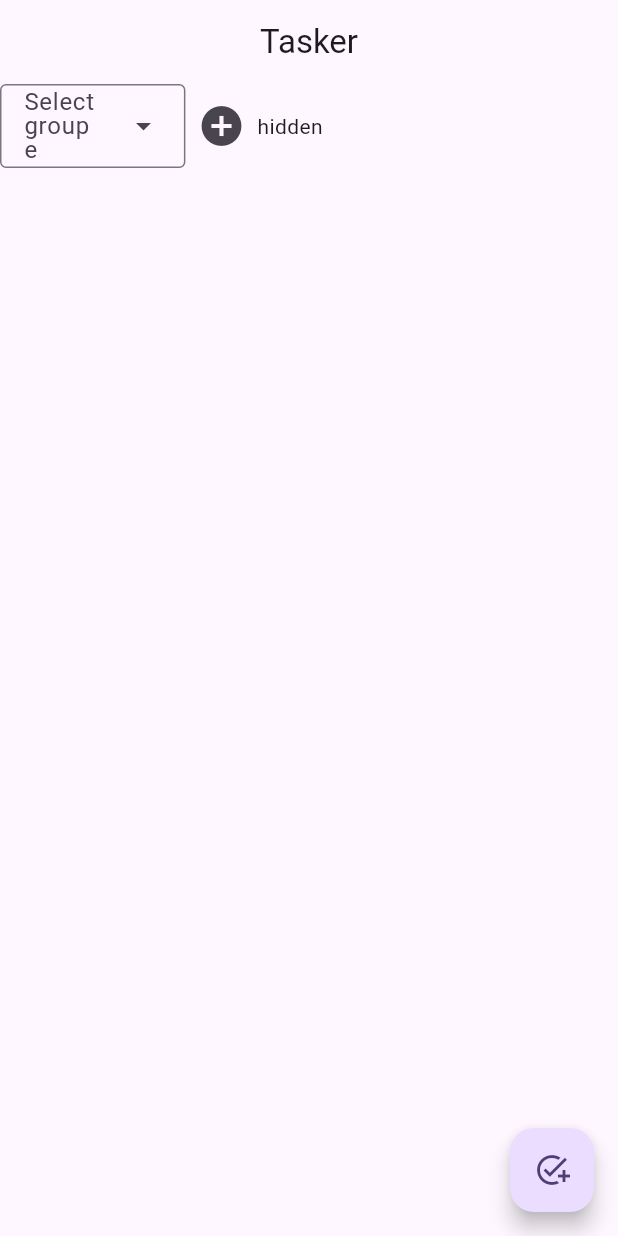
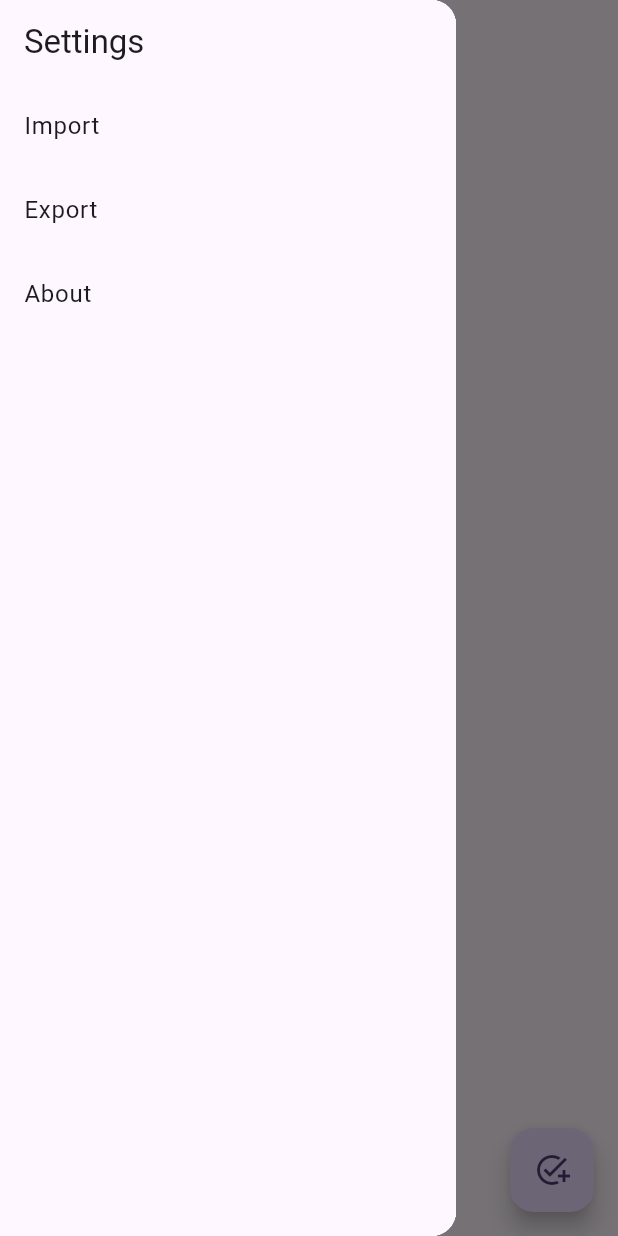
Before and after one commit to judemont/tasker, a Flutter app: the screen it shows after launch, with the side drawer open (before the commit the screen has no drawer), on a phone screen of 412 x 824 dp. Run offline on Flutter 3.47's test engine with Material 3 defaults, Android fonts, the phone set to English and light mode, and no system bars; our stand-ins replace sqflite, sqflite_common_ffi; missing offline and left inert: dart:ffi; accounts and stored records are empty.

Commit message:
added settings

```diff
--- a/lib/main.dart
+++ b/lib/main.dart
@@ -1,6 +1,8 @@
 import 'package:flutter/material.dart';
-import 'package:tasker/screens/home.dart';
+import 'package:flutter/widgets.dart';
+import 'package:tasker/widget/home.dart';
 import 'package:sqflite_common_ffi/sqflite_ffi.dart';
+import 'package:tasker/widget/settings.dart';
 
 Future<void> main() async {
   sqfliteFfiInit();
@@ -21,8 +23,15 @@ class MyApp extends StatelessWidget {
         colorScheme: ColorScheme.fromSeed(seedColor: Colors.deepPurple),
         useMaterial3: true,
       ),
-      home: const Scaffold(
+      home: Scaffold(
+      appBar: AppBar(
+        title: const Text("Tasker"),
+        centerTitle: true,
+      ),
         body: HomePage(),
+        drawer: const Drawer(
+          child: Settings()
+        ),
       ),
     );
   }
--- a/lib/screens/home.dart
+++ b/lib/widget/home.dart
@@ -1,10 +1,10 @@
 import 'package:flutter/material.dart';
-import 'package:tasker/components/buttonNew.dart';
+import 'package:tasker/widget/buttonNew.dart';
 import 'package:tasker/models/group.dart';
 
 import 'package:tasker/models/todo.dart';
-import 'package:tasker/screens/groupWidget.dart';
-import 'package:tasker/screens/tasksWidget.dart';
+import 'package:tasker/widget/groupWidget.dart';
+import 'package:tasker/widget/tasksWidget.dart';
 import 'package:tasker/services/database.dart';
 
 class HomePage extends StatefulWidget {
@@ -27,11 +27,6 @@ class _HomePageState extends State<HomePage> {
   @override
   Widget build(BuildContext context) {
     return Scaffold(
-      appBar: AppBar(
-        title: const Text("Tasker"),
-        centerTitle: true,
-      ),
-
       body: SingleChildScrollView(
           child: Column(
           children: [
--- /dev/null
+++ b/lib/widget/settings.dart
@@ -0,0 +1,88 @@
+import 'package:flutter/material.dart';
+
+class Settings extends StatefulWidget {
+  const Settings({Key? key});
+
+  @override
+  State<Settings> createState() => _SettingsState();
+}
+
+class _SettingsState extends State<Settings> {
+  int _displayedTabIndex = 0;
+
+  void setDisplayedTab(int index) {
+    setState(() {
+      if (_displayedTabIndex == index) {
+        _displayedTabIndex = 0;
+      } else {
+        _displayedTabIndex = index;
+      }
+    });
+  }
+
+  @override
+  Widget build(BuildContext context) {
+    return Scaffold(
+      appBar: AppBar(
+        title: const Text('Settings'),
+      ),
+      body: SingleChildScrollView(
+        child: Column(
+          children: [
+            ListTile(
+              selected: _displayedTabIndex == 1,
+              onTap: () {
+                setDisplayedTab(1);
+              },
+              title: const Text("Import"),
+            ),
+            Visibility(
+              visible: _displayedTabIndex == 1,
+              child: const Column(
+                children: [
+                  ListTile(
+                    title: Text("Option 1"),
+                  ),
+                ],
+              ),
+            ),
+            ListTile(
+              selected: _displayedTabIndex == 2,
+              onTap: () {
+                setDisplayedTab(2);
+              },
+              title: const Text("Export"),
+            ),
+            Visibility(
+              visible: _displayedTabIndex == 2,
+              child: const Column(
+                children: [
+                  ListTile(
+                    title: Text("Option 2"),
+                  ),
+                ],
+              ),
+            ),
+            ListTile(
+              selected: _displayedTabIndex == 3,
+              onTap: () {
+                setDisplayedTab(3);
+              },
+              title: const Text("About"),
+            ),
+            Visibility(
+              visible: _displayedTabIndex == 3,
+              child: const Column(
+                children: [
+                  ListTile(
+                    title: Text("Option 3"),
+                  ),
+                ],
+              ),
+            ),
+          ],
+        ),
+      ),
+    );
+  }
+}
```
Also changed, not shown: lib/widget/buttonNew.dart (renamed from lib/components/buttonNew.dart), lib/widget/groupWidget.dart (renamed from lib/screens/groupWidget.dart), lib/widget/tasksWidget.dart (renamed from lib/screens/tasksWidget.dart).
